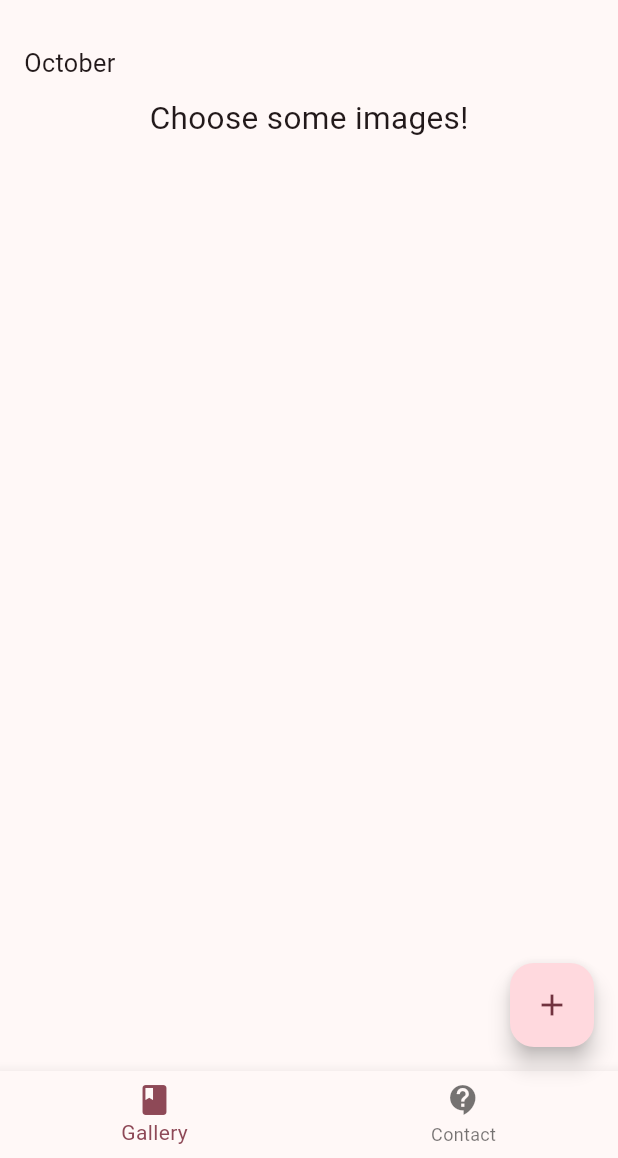
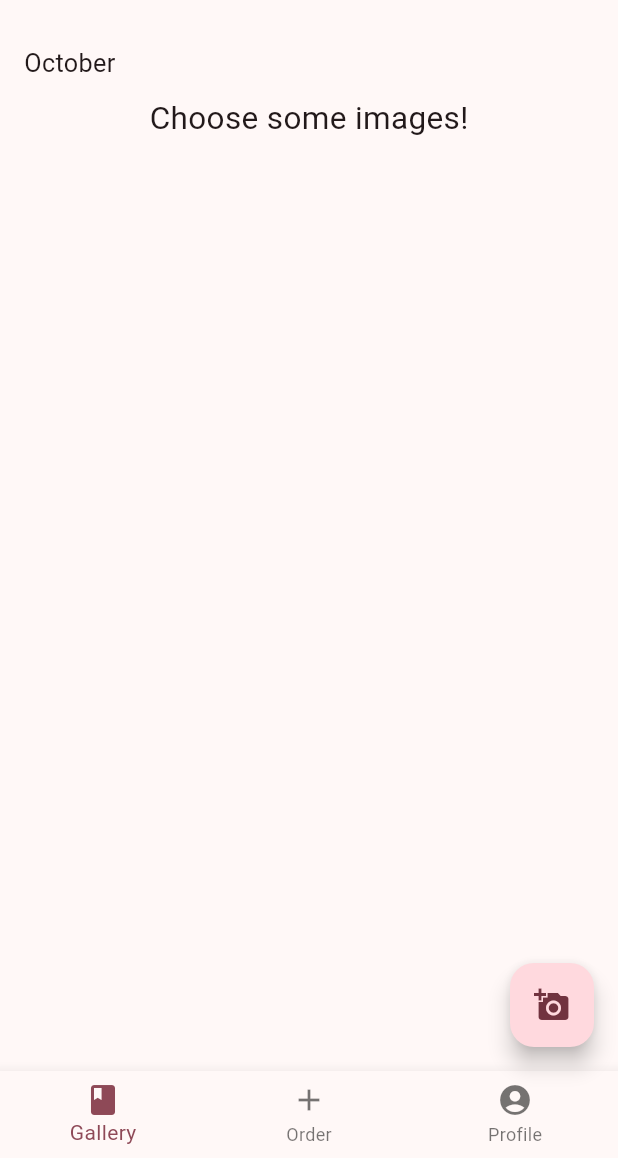
Before and after one commit to SyarifFakhri/photoalbum, a Flutter app: the screen it shows after launch, on a phone screen of 412 x 824 dp, the part 78-1236 px from its top. Run offline on Flutter 3.47's test engine with Material 3 defaults, Android fonts, the phone set to English and light mode, and no system bars; our stand-ins replace equatable, image_picker.

Commit message:
slight adjustments

```diff
--- a/photoalbumapp/lib/pages/home/home.dart
+++ b/photoalbumapp/lib/pages/home/home.dart
@@ -30,7 +30,7 @@ class _MyHomePageState extends State<HomePage> {
                 padding: const EdgeInsets.symmetric(
                     vertical: 10.0, horizontal: 16.0),
                 child: const Text(
-                  "October",
+                  "October", // todo: this shouldn't be hardcoded
                   textScaleFactor: 1.2,
                 ),
               ),
@@ -55,13 +55,14 @@ class _MyHomePageState extends State<HomePage> {
       floatingActionButton: FloatingActionButton(
         onPressed: getImage,
         tooltip: 'Get Image',
-        child: const Icon(Icons.add),
+        child: const Icon(Icons.add_a_photo),
       ), // This trailing comma makes auto-formatting nicer for build methods.
       bottomNavigationBar:
           BottomNavigationBar(items: const <BottomNavigationBarItem>[
         BottomNavigationBarItem(icon: Icon(Icons.book), label: 'Gallery'),
+        BottomNavigationBarItem(icon: Icon(Icons.add), label: 'Order'),
         BottomNavigationBarItem(
-            icon: Icon(Icons.contact_support), label: 'Contact'),
+            icon: Icon(Icons.account_circle), label: 'Profile'),
       ]),
     );
   }
```
